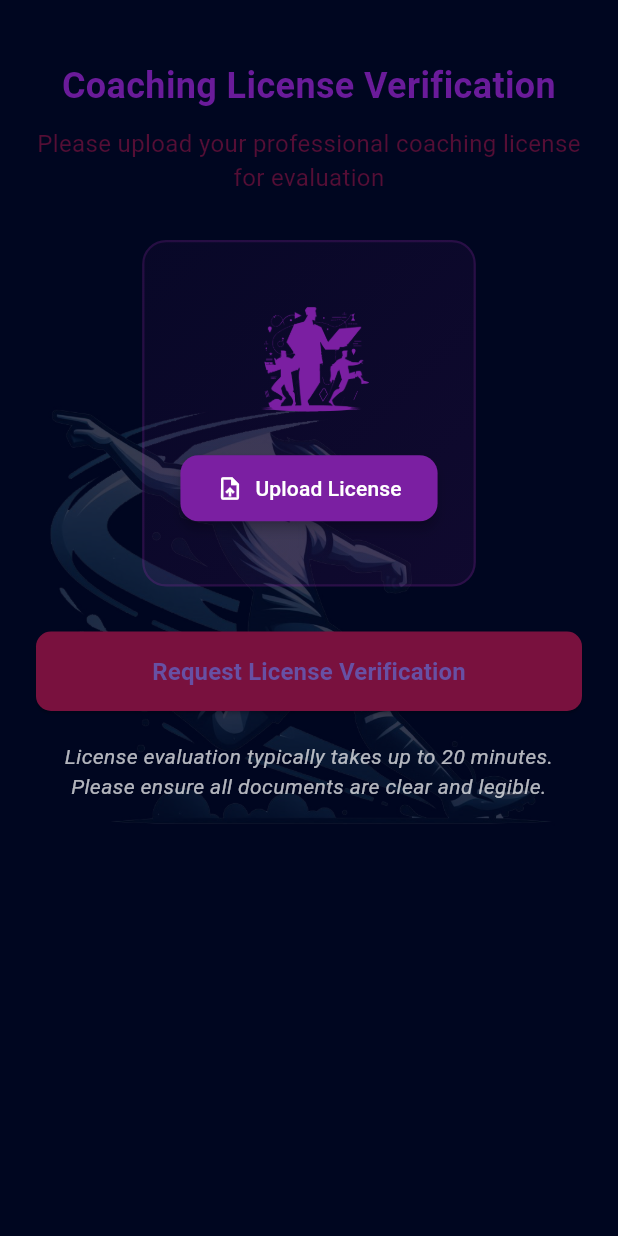
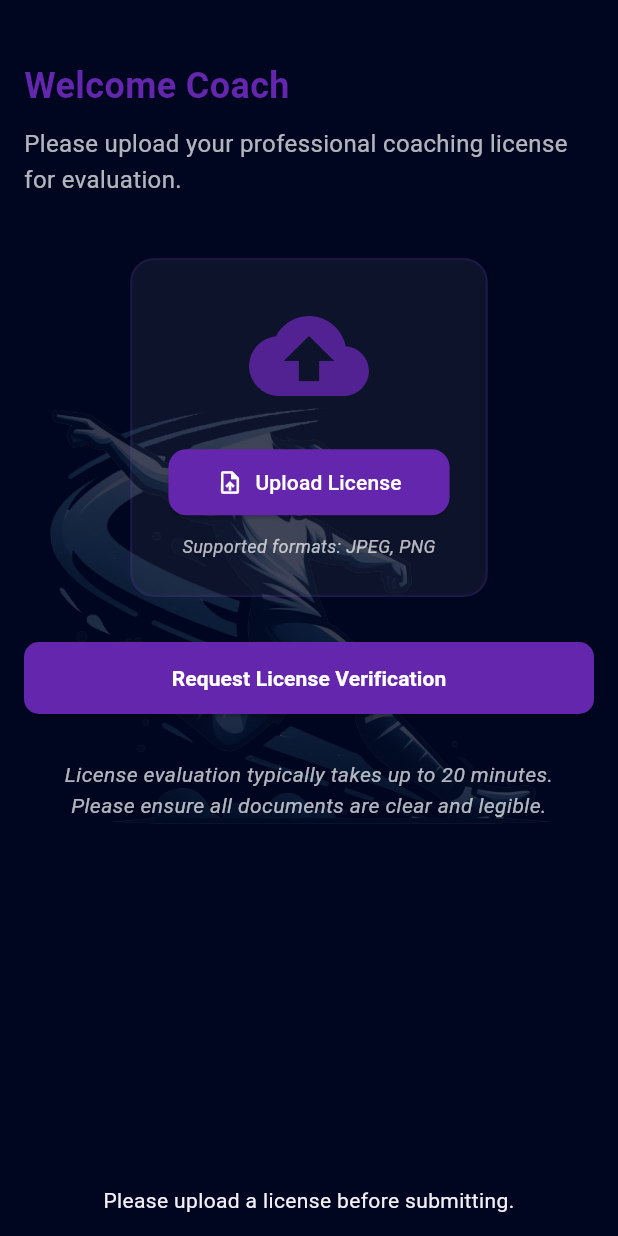
Before and after one commit to siyadjr/Tactix-Academy-Manager, a Flutter app: the CoachingLicenseScreen screen opened directly, after a tap on "Request License Verification", on a phone screen of 412 x 824 dp. Run offline on Flutter 3.47's test engine with Material 3 defaults, Android fonts, the phone set to English and light mode, and no system bars; our stand-ins replace cloud_firestore, firebase_auth, firebase_core, google_sign_in, icons_plus, image_picker and 1 more; accounts and stored records are empty.

Commit message:
Temporary commit to proceed with rebase

```diff
--- a/lib/Core/Theme/app_colours.dart
+++ b/lib/Core/Theme/app_colours.dart
@@ -1,16 +1,25 @@
 import 'package:flutter/material.dart';
 
-const primaryColor = Colors.yellow;
+//main colours>>>>>>>>>>>>>>>>>>>>>>>>>>>
+const primaryColor = Colors.white;
 const backGroundColor = Color(0xFF000620);
-const mainTextColour = Color.fromARGB(255, 121, 17, 62);
+
+
+
+//text colours>>>>>>>>>>>>>>>>>>>>>>>>>>>>>
+
+const mainTextColour = Color(0xFF6426AC);
+const mainTextColour2 = Color(0xFF6426AC);
+
 const secondTextColour = Colors.white;
+const maintexttheme =
+    TextStyle(color: mainTextColour, fontWeight: FontWeight.w800, fontSize: 18);
+
 final ThemeData themdata = ThemeData(
   scaffoldBackgroundColor: backGroundColor,
-  primaryColor:
-      backGroundColor,
+  primaryColor: backGroundColor,
   textTheme: const TextTheme(
-    bodyMedium:
-        TextStyle(color: Colors.white),
+    bodyMedium: TextStyle(color: Colors.white),
   ),
   appBarTheme: const AppBarTheme(
     backgroundColor: backGroundColor,
--- a/lib/Core/Theme/button_style.dart
+++ b/lib/Core/Theme/button_style.dart
@@ -6,5 +6,6 @@ final ButtonStyle elevatedButtonStyle = ElevatedButton.styleFrom(
   shape: RoundedRectangleBorder(
     borderRadius: BorderRadius.circular(10.0), // Rounded corners
   ),
-      padding: const EdgeInsets.symmetric(vertical: 14.0, horizontal: 20.0), // Button padding
+  padding: const EdgeInsets.symmetric(
+      vertical: 14.0, horizontal: 20.0), // Button padding
 );
--- a/lib/Model/Firebase/Authentication funcations/user.db.dart
+++ b/lib/Model/Firebase/Authentication funcations/user.db.dart
@@ -12,7 +12,6 @@ class UserDatbase {
   Future<void> signUpWithEmailPassword(BuildContext context, String name,
       String email, String password, String teamId) async {
     try {
-      // Firebase Authentication for user creation
       final UserCredential userCredential = await FirebaseAuth.instance
           .createUserWithEmailAndPassword(email: email, password: password);
 
@@ -177,4 +176,23 @@ class UserDatbase {
       log("Error during Google Sign-In: $e");
     }
   }
+
+  Future<void> uploadLicense(String imagePath) async {
+    try {
+      final user = FirebaseAuth.instance.currentUser;
+
+      if (user == null) {
+        throw Exception("No authenticated user found.");
+      }
+
+      await FirebaseFirestore.instance
+          .collection('Managers')
+          .doc(user.uid)
+          .update({'licenseUrl': imagePath});
+
+      log("License uploaded successfully.");
+    } catch (e) {
+      log("Error uploading license: $e");
+    }
+  }
 }
--- a/lib/View/Authentications/lisence_request.dart
+++ b/lib/View/Authentications/lisence_request.dart
@@ -1,30 +1,33 @@
-import 'dart:developer';
 import 'package:flutter/material.dart';
-
+import 'package:provider/provider.dart';
+import 'package:tactix_academy_manager/Controller/license_provider.dart';
 import 'package:tactix_academy_manager/Core/Theme/app_colours.dart';
 import 'package:tactix_academy_manager/Core/Theme/button_style.dart';
 import 'package:tactix_academy_manager/Core/Theme/custom_scaffold.dart';
+import 'package:tactix_academy_manager/Model/Firebase/Authentication%20funcations/user.db.dart';
+import 'package:tactix_academy_manager/View/Authentications/Widgets/licence_header.dart';
+import 'package:tactix_academy_manager/View/Authentications/Widgets/upload_container.dart';
 
 class CoachingLicenseScreen extends StatelessWidget {
-  const CoachingLicenseScreen({super.key});
+  CoachingLicenseScreen({super.key});
 
   @override
   Widget build(BuildContext context) {
     return CustomScaffold(
       body: SingleChildScrollView(
         child: Padding(
-          padding: const EdgeInsets.symmetric(horizontal: 24.0, vertical: 40),
+          padding: const EdgeInsets.symmetric(horizontal: 16),
           child: Column(
-            mainAxisAlignment: MainAxisAlignment.center,
-            crossAxisAlignment: CrossAxisAlignment.center,
             children: [
-              _buildHeader(),
+              const SizedBox(height: 40),
+              const LicenceHeaderFiles(),
+              const SizedBox(height: 40),
+              UploadContainer(context: context),
               const SizedBox(height: 30),
-              _buildUploadSection(context),
+              Center(child: buildRequestButton(context)),
               const SizedBox(height: 30),
-              _buildRequestButton(),
-              const SizedBox(height: 20),
-              _buildFooterText(),
+              buildFooterText(),
+              const SizedBox(height: 40),
             ],
           ),
         ),
@@ -32,113 +35,55 @@ class CoachingLicenseScreen extends StatelessWidget {
     );
   }
 
-  Widget _buildHeader() {
-    return Column(
-      children: [
-        Text(
-          "Coaching License Verification",
-          style: TextStyle(
-            fontSize: 24,
-            color: Colors.purple[800],
-            fontWeight: FontWeight.w700,
-          ),
-          textAlign: TextAlign.center,
-        ),
-        const SizedBox(height: 10),
-        Text(
-          "Please upload your professional coaching license for evaluation",
-          textAlign: TextAlign.center,
-          style: TextStyle(
-            fontSize: 16,
-            color: mainTextColour.withOpacity(0.7),
-          ),
-        ),
-      ],
-    );
-  }
-
-  Widget _buildUploadSection(BuildContext context) {
-    return Container(
-      decoration: BoxDecoration(
-        borderRadius: BorderRadius.circular(16),
-        gradient: LinearGradient(
-          colors: [
-            Colors.purple.withOpacity(0.05),
-            Colors.purple.withOpacity(0.1),
-          ],
-          begin: Alignment.topLeft,
-          end: Alignment.bottomRight,
-        ),
-        border: Border.all(
-          color: Colors.purple.withOpacity(0.2),
-          width: 1.5,
-        ),
-      ),
-      padding: const EdgeInsets.symmetric(vertical: 40, horizontal: 24),
-      child: Column(
-        children: [
-          Image.asset(
-            'Assets/fitness traking.png', // Assume you have this SVG
-            height: 80,
-            color: Colors.purple[700],
-          ),
-          const SizedBox(height: 20),
-          ElevatedButton.icon(
-            onPressed: () {
-              log("Upload clicked");
-              // Implement file upload logic
-            },
-            icon: const Icon(Icons.upload_file, color: Colors.white),
-            label: const Text(
-              "Upload License",
-              style: TextStyle(color: Colors.white),
-            ),
-            style: ElevatedButton.styleFrom(
-              backgroundColor: Colors.purple[700],
-              padding: const EdgeInsets.symmetric(horizontal: 24, vertical: 12),
-              shape: RoundedRectangleBorder(
-                borderRadius: BorderRadius.circular(12),
-              ),
-              elevation: 3,
-            ),
-          ),
-        ],
-      ),
-    );
-  }
-
-  Widget _buildRequestButton() {
+  Widget buildRequestButton(BuildContext context) {
     return SizedBox(
       width: double.infinity,
       child: ElevatedButton(
         onPressed: () {
-          log("Request clicked");
-          // Implement request logic
+          final imagePath = context.read<LicenseProvider>().imagePath;
+          if (imagePath.isEmpty) {
+            ScaffoldMessenger.of(context).showSnackBar(
+              // ignore: prefer_const_constructors
+              SnackBar(
+                content: const Text(
+                  "Please upload a license before submitting.",
+                  textAlign: TextAlign.center,
+                ),
+                backgroundColor: backGroundColor,
+              ),
+            );
+          } else {
+            UserDatbase().uploadLicense(imagePath);
+          }
         },
         style: elevatedButtonStyle.copyWith(
           padding: WidgetStateProperty.all(
-            const EdgeInsets.symmetric(vertical: 15),
+            const EdgeInsets.symmetric(vertical: 14),
           ),
         ),
         child: const Text(
           "Request License Verification",
           style: TextStyle(
-            fontSize: 16,
+            fontSize: 14,
             fontWeight: FontWeight.w600,
+            color: Colors.white,
           ),
         ),
       ),
     );
   }
 
-  Widget _buildFooterText() {
-    return Text(
+  Widget buildFooterText() {
+    return Center(
+      child: Text(
         "License evaluation typically takes up to 20 minutes.\nPlease ensure all documents are clear and legible.",
         textAlign: TextAlign.center,
         style: TextStyle(
           fontSize: 14,
           color: secondTextColour.withOpacity(0.7),
           fontStyle: FontStyle.italic,
+          height: 1.5,
+        ),
       ),
     );
   }
--- a/lib/View/Authentications/sign_in.dart
+++ b/lib/View/Authentications/sign_in.dart
@@ -1,9 +1,4 @@
-import 'dart:developer';
-
-import 'package:cloud_firestore/cloud_firestore.dart';
-import 'package:firebase_auth/firebase_auth.dart';
 import 'package:flutter/material.dart';
-import 'package:google_sign_in/google_sign_in.dart';
 import 'package:icons_plus/icons_plus.dart';
 import 'package:tactix_academy_manager/Core/Theme/app_colours.dart';
 import 'package:tactix_academy_manager/Core/Theme/button_style.dart';
@@ -12,24 +7,18 @@ import 'package:tactix_academy_manager/Model/Firebase/Authentication%20funcation
 import 'package:tactix_academy_manager/View/Authentications/Widgets/or_sign_with_google.dart';
 import 'package:tactix_academy_manager/View/Authentications/Widgets/sign_in_widget.dart';
 import 'package:tactix_academy_manager/View/Authentications/Widgets/to_signup_page.dart';
-import 'package:tactix_academy_manager/View/HomeScreen/home_screen.dart';
 
-class SignIn extends StatefulWidget {
+class SignIn extends StatelessWidget {
   const SignIn({super.key});
 
   @override
-  _SignInState createState() => _SignInState();
-}
-
-class _SignInState extends State<SignIn> {
+  Widget build(BuildContext context) {
     final TextEditingController emailController = TextEditingController();
     final TextEditingController passwordController = TextEditingController();
     final TextEditingController nameController = TextEditingController();
 
     final _formKey = GlobalKey<FormState>();
 
-  @override
-  Widget build(BuildContext context) {
     return CustomScaffold(
       body: Padding(
         padding: const EdgeInsets.all(8.0),
@@ -53,7 +42,8 @@ class _SignInState extends State<SignIn> {
                     nameController: nameController,
                     formKey: _formKey,
                     emailController: emailController,
-                      passwordController: passwordController),
+                    passwordController: passwordController,
+                  ),
                   const SizedBox(height: 10.0),
                   Align(
                     alignment: Alignment.centerRight,
@@ -73,7 +63,8 @@ class _SignInState extends State<SignIn> {
                           context,
                           emailController,
                           passwordController,
-                            nameController);
+                          nameController,
+                        );
                       }
                     },
                     style: elevatedButtonStyle,
--- a/lib/main.dart
+++ b/lib/main.dart
@@ -1,15 +1,26 @@
 import 'package:flutter/material.dart';
+import 'package:provider/provider.dart';
+import 'package:tactix_academy_manager/Controller/license_provider.dart';
 import 'package:tactix_academy_manager/Core/Theme/app_colours.dart';
 import 'package:tactix_academy_manager/View/Authentications/splash_screen.dart';
 import 'package:tactix_academy_manager/firebase_options.dart';
 import 'package:firebase_core/firebase_core.dart';
+
+
 
 void main() async {
   WidgetsFlutterBinding.ensureInitialized();
   await Firebase.initializeApp(
     options: DefaultFirebaseOptions.currentPlatform,
   );
-  runApp(const MyApp());
+  runApp(
+    MultiProvider(
+      providers: [
+        ChangeNotifierProvider(create: (_) => LicenseProvider()),
+      ],
+      child: const MyApp(),
+    ),
+  );
 }
 
 class MyApp extends StatelessWidget {
--- a/pubspec.yaml
+++ b/pubspec.yaml
@@ -42,6 +42,8 @@ dependencies:
   firebase_auth: ^5.3.3
   firebase_core: ^3.8.0
   cloud_firestore: ^5.5.0
+  provider: ^6.1.2
+  image_picker: ^1.1.2
 
 dev_dependencies:
   flutter_test:
```
Also changed, not shown: pubspec.lock, 6 other files. Lines whose indentation alone changed are shown as unchanged.
